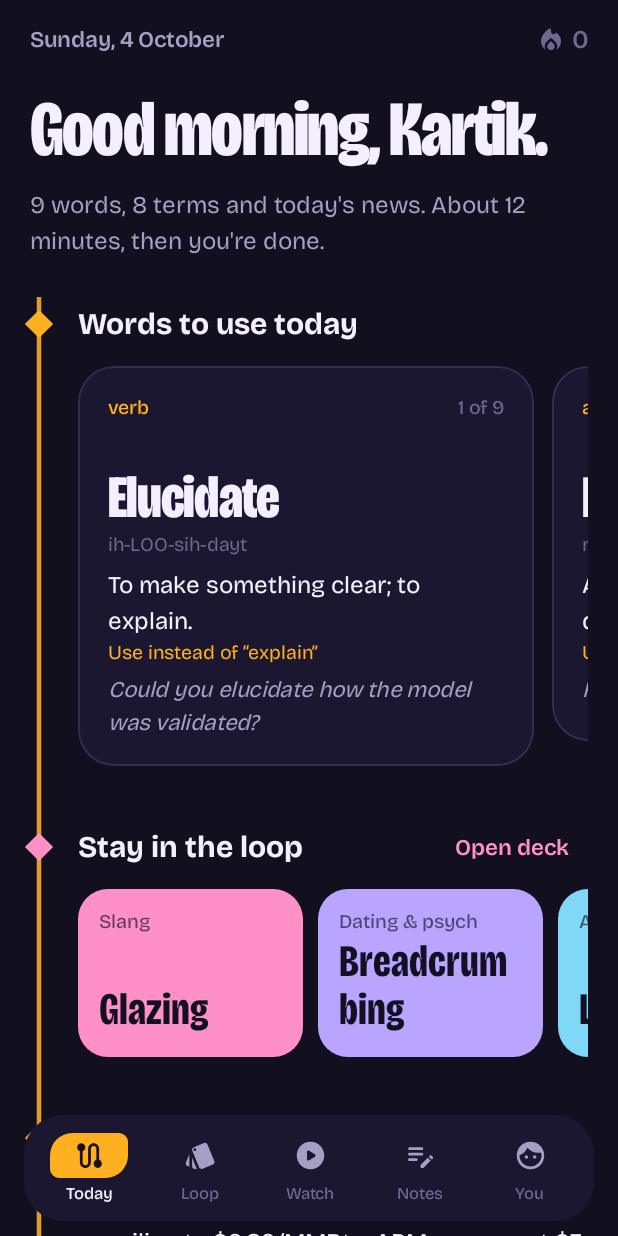
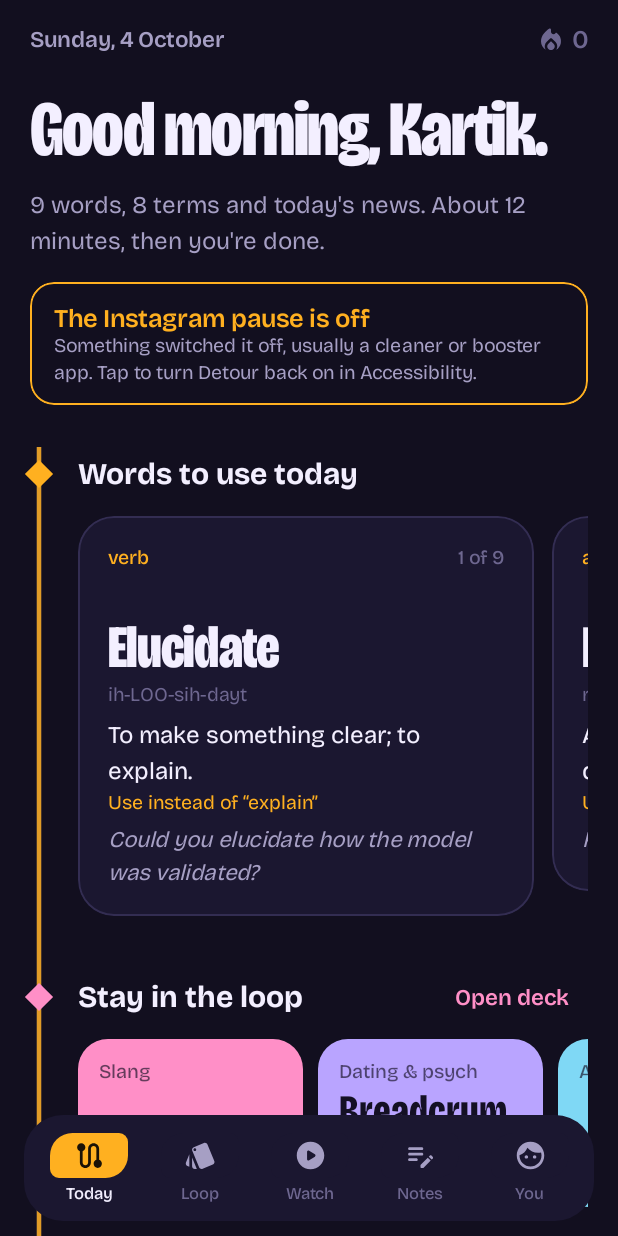
Before and after one commit to sharingf138-collab/detour, an Android app built with Jetpack Compose: the TodayScreen screen opened through its navigation route, on a phone screen of 412 x 824 dp. Run offline under Robolectric (Android 15) with nearby library versions, the phone set to English and light mode, and no system bars; pictures from the network do not load.

Commit message:
Today: warn when the Instagram pause gets switched off; clearer pre-install stats
Co-Authored-By: Claude Opus 5.5 <noreply@anthropic.com>

```diff
--- a/app/src/main/java/com/kartik/detour/ui/today/TodayScreen.kt
+++ b/app/src/main/java/com/kartik/detour/ui/today/TodayScreen.kt
@@ -42,6 +42,7 @@ import androidx.compose.runtime.LaunchedEffect
 import androidx.compose.runtime.derivedStateOf
 import androidx.compose.runtime.getValue
 import androidx.compose.runtime.mutableIntStateOf
+import androidx.compose.runtime.mutableStateOf
 import androidx.compose.runtime.remember
 import androidx.compose.runtime.rememberCoroutineScope
 import androidx.compose.runtime.setValue
@@ -54,6 +55,8 @@ import androidx.compose.ui.platform.LocalHapticFeedback
 import androidx.compose.ui.text.font.FontStyle
 import androidx.compose.ui.text.style.TextOverflow
 import androidx.compose.ui.unit.dp
+import androidx.lifecycle.Lifecycle
+import androidx.lifecycle.compose.LifecycleEventEffect
 import androidx.lifecycle.compose.collectAsStateWithLifecycle
 import com.kartik.detour.container
 import com.kartik.detour.data.DayContent
@@ -63,6 +66,8 @@ import com.kartik.detour.data.NewsItem
 import com.kartik.detour.data.Word
 import com.kartik.detour.data.streak
 import com.kartik.detour.data.today
+import com.kartik.detour.guard.GuardSettings
+import com.kartik.detour.guard.GuardStatus
 import com.kartik.detour.ui.components.Confetti
 import com.kartik.detour.ui.components.DetourSign
 import com.kartik.detour.ui.components.RouteStop
@@ -96,6 +101,12 @@ fun TodayScreen(onOpenLoop: () -> Unit, onOpenQuiz: () -> Unit, onOpenWatch: ()
     var burst by remember { mutableIntStateOf(0) }
     val haptics = LocalHapticFeedback.current
 
+    // Cleaner/booster apps force-stop Detour, and Android then switches its accessibility service off.
+    var pauseOff by remember { mutableStateOf(false) }
+    LifecycleEventEffect(Lifecycle.Event.ON_RESUME) {
+        pauseOff = settings.guardOn && !GuardStatus.read(context).accessibility
+    }
+
     val c = content
     if (c == null) {
         Box(Modifier.fillMaxSize(), contentAlignment = Alignment.Center) { CircularProgressIndicator(color = Ink.Sign) }
@@ -118,6 +129,7 @@ fun TodayScreen(onOpenLoop: () -> Unit, onOpenQuiz: () -> Unit, onOpenWatch: ()
                         streak = streak(days),
                         due = due,
                         loopCount = loop.size,
+                        pauseOff = pauseOff,
                         onOpenQuiz = onOpenQuiz,
                     )
                 }
@@ -199,7 +211,16 @@ fun TodayScreen(onOpenLoop: () -> Unit, onOpenQuiz: () -> Unit, onOpenWatch: ()
 }
 
 @Composable
-private fun Header(content: DayContent, name: String, streak: Int, due: Int, loopCount: Int, onOpenQuiz: () -> Unit) {
+private fun Header(
+    content: DayContent,
+    name: String,
+    streak: Int,
+    due: Int,
+    loopCount: Int,
+    pauseOff: Boolean,
+    onOpenQuiz: () -> Unit,
+) {
+    val context = LocalContext.current
     val now = LocalDate.now()
     Column(Modifier.statusBarsPadding().padding(horizontal = 20.dp).padding(top = 16.dp, bottom = 28.dp)) {
         Row(verticalAlignment = Alignment.CenterVertically) {
@@ -224,6 +245,23 @@ private fun Header(content: DayContent, name: String, streak: Int, due: Int, loo
                 "Showing ${LocalDate.parse(content.date).format(DateTimeFormatter.ofPattern("d MMM"))}. Pull down to check for today's stops.",
                 style = MaterialTheme.typography.bodySmall, color = Ink.Paradox,
             )
+        }
+        if (pauseOff) {
+            Spacer(Modifier.height(18.dp))
+            Column(
+                Modifier
+                    .fillMaxWidth()
+                    .clip(RoundedCornerShape(16.dp))
+                    .border(1.dp, Ink.Sign, RoundedCornerShape(16.dp))
+                    .clickable { GuardSettings.accessibility(context) }
+                    .padding(horizontal = 16.dp, vertical = 14.dp),
+            ) {
+                Text("The Instagram pause is off", style = MaterialTheme.typography.titleMedium, color = Ink.Sign)
+                Text(
+                    "Something switched it off, usually a cleaner or booster app. Tap to turn Detour back on in Accessibility.",
+                    style = MaterialTheme.typography.bodySmall, color = Ink.Fog,
+                )
+            }
         }
         if (due > 0) {
             Spacer(Modifier.height(18.dp))
--- a/app/src/main/java/com/kartik/detour/ui/you/YouScreen.kt
+++ b/app/src/main/java/com/kartik/detour/ui/you/YouScreen.kt
@@ -125,6 +125,10 @@ fun YouScreen() {
                 val detours = log?.detours ?: 0
                 Text(
                     buildString {
+                        if (log == null && !isToday) {
+                            append("Detour wasn't counting Instagram opens yet that day.")
+                            return@buildString
+                        }
                         append("Opened $opens ${if (opens == 1) "time" else "times"}, took the detour $detours.")
                         if (isToday) append(" Streak ${streak(days)} ${if (streak(days) == 1) "day" else "days"}.")
                         else if (log?.completed == true) append(" Finished the route that day.")
```
